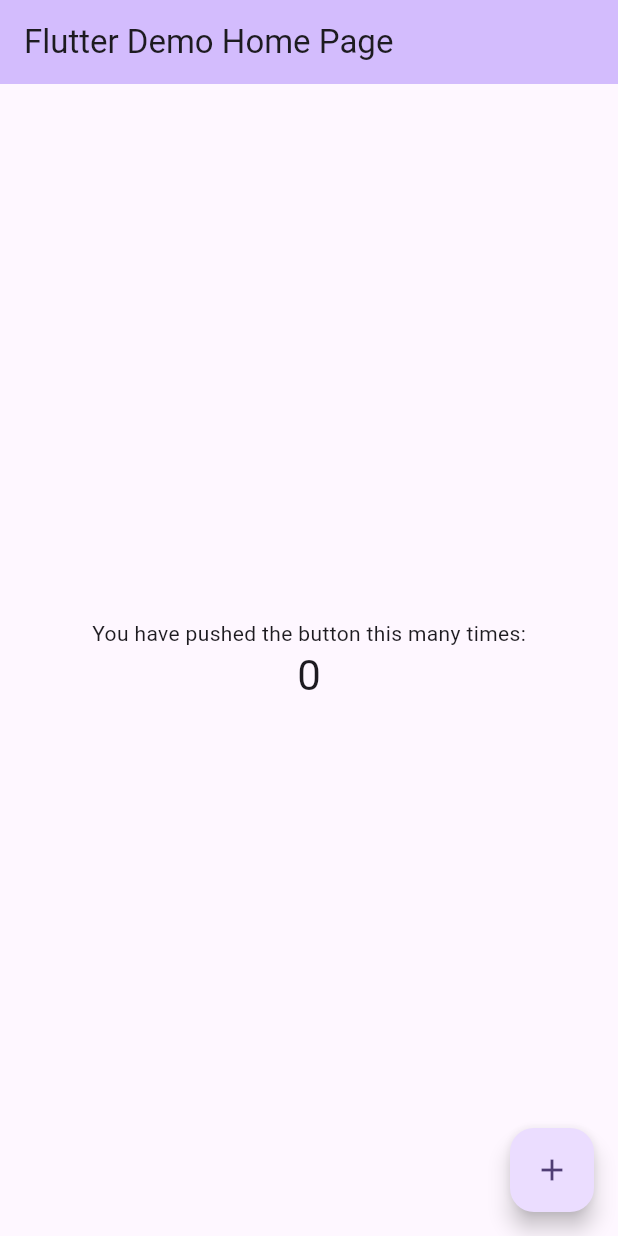
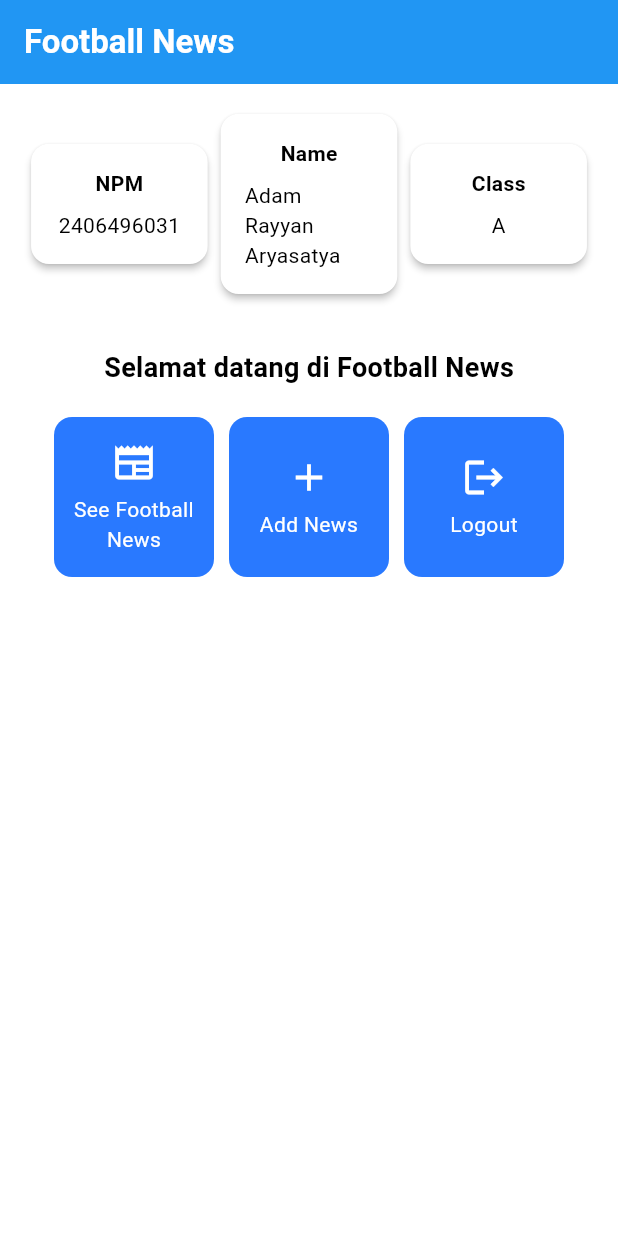
Before and after one commit to adamrayyana/football-news-mobile, a Flutter app: the screen it shows after launch, on a phone screen of 412 x 824 dp. Run offline on Flutter 3.47's test engine with Material 3 defaults, Android fonts, the phone set to English and light mode, and no system bars.

Commit message:
tutorial 6

```diff
--- a/lib/main.dart
+++ b/lib/main.dart
@@ -1,4 +1,5 @@
 import 'package:flutter/material.dart';
+import 'package:football_news/menu.dart';
 
 void main() {
   runApp(const MyApp());
@@ -13,110 +14,12 @@ class MyApp extends StatelessWidget {
     return MaterialApp(
       title: 'Flutter Demo',
       theme: ThemeData(
-        // This is the theme of your application.
-        //
-        // TRY THIS: Try running your application with "flutter run". You'll see
-        // the application has a purple toolbar. Then, without quitting the app,
-        // try changing the seedColor in the colorScheme below to Colors.green
-        // and then invoke "hot reload" (save your changes or press the "hot
-        // reload" button in a Flutter-supported IDE, or press "r" if you used
-        // the command line to start the app).
-        //
-        // Notice that the counter didn't reset back to zero; the application
-        // state is not lost during the reload. To reset the state, use hot
-        // restart instead.
-        //
-        // This works for code too, not just values: Most code changes can be
-        // tested with just a hot reload.
-        colorScheme: ColorScheme.fromSeed(seedColor: Colors.deepPurple),
+        // Use a blue primary color and accent to match the tutorial styling.
+        colorScheme: ColorScheme.fromSwatch(primarySwatch: Colors.blue).copyWith(
+          secondary: Colors.blueAccent[400],
+        ),
       ),
-      home: const MyHomePage(title: 'Flutter Demo Home Page'),
+      home: MyHomePage(),
     );
   }
 }
-
-class MyHomePage extends StatefulWidget {
-  const MyHomePage({super.key, required this.title});
-
-  // This widget is the home page of your application. It is stateful, meaning
-  // that it has a State object (defined below) that contains fields that affect
-  // how it looks.
-
-  // This class is the configuration for the state. It holds the values (in this
-  // case the title) provided by the parent (in this case the App widget) and
-  // used by the build method of the State. Fields in a Widget subclass are
-  // always marked "final".
-
-  final String title;
-
-  @override
-  State<MyHomePage> createState() => _MyHomePageState();
-}
-
-class _MyHomePageState extends State<MyHomePage> {
-  int _counter = 0;
-
-  void _incrementCounter() {
-    setState(() {
-      // This call to setState tells the Flutter framework that something has
-      // changed in this State, which causes it to rerun the build method below
-      // so that the display can reflect the updated values. If we changed
-      // _counter without calling setState(), then the build method would not be
-      // called again, and so nothing would appear to happen.
-      _counter++;
-    });
-  }
-
-  @override
-  Widget build(BuildContext context) {
-    // This method is rerun every time setState is called, for instance as done
-    // by the _incrementCounter method above.
-    //
-    // The Flutter framework has been optimized to make rerunning build methods
-    // fast, so that you can just rebuild anything that needs updating rather
-    // than having to individually change instances of widgets.
-    return Scaffold(
-      appBar: AppBar(
-        // TRY THIS: Try changing the color here to a specific color (to
-        // Colors.amber, perhaps?) and trigger a hot reload to see the AppBar
-        // change color while the other colors stay the same.
-        backgroundColor: Theme.of(context).colorScheme.inversePrimary,
-        // Here we take the value from the MyHomePage object that was created by
-        // the App.build method, and use it to set our appbar title.
-        title: Text(widget.title),
-      ),
-      body: Center(
-        // Center is a layout widget. It takes a single child and positions it
-        // in the middle of the parent.
-        child: Column(
-          // Column is also a layout widget. It takes a list of children and
-          // arranges them vertically. By default, it sizes itself to fit its
-          // children horizontally, and tries to be as tall as its parent.
-          //
-          // Column has various properties to control how it sizes itself and
-          // how it positions its children. Here we use mainAxisAlignment to
-          // center the children vertically; the main axis here is the vertical
-          // axis because Columns are vertical (the cross axis would be
-          // horizontal).
-          //
-          // TRY THIS: Invoke "debug painting" (choose the "Toggle Debug Paint"
-          // action in the IDE, or press "p" in the console), to see the
-          // wireframe for each widget.
-          mainAxisAlignment: MainAxisAlignment.center,
-          children: <Widget>[
-            const Text('You have pushed the button this many times:'),
-            Text(
-              '$_counter',
-              style: Theme.of(context).textTheme.headlineMedium,
-            ),
-          ],
-        ),
-      ),
-      floatingActionButton: FloatingActionButton(
-        onPressed: _incrementCounter,
-        tooltip: 'Increment',
-        child: const Icon(Icons.add),
-      ), // This trailing comma makes auto-formatting nicer for build methods.
-    );
-  }
-}
--- /dev/null
+++ b/lib/menu.dart
@@ -0,0 +1,188 @@
+import 'package:flutter/material.dart';
+
+class MyHomePage extends StatelessWidget {
+  MyHomePage({super.key});
+
+  final String nama = "Adam Rayyan Aryasatya";
+  final String npm = "2406496031";
+  final String kelas = "A";
+
+  final List<ItemHomepage> items = <ItemHomepage>[
+    ItemHomepage("See Football News", Icons.newspaper),
+    ItemHomepage("Add News", Icons.add),
+    ItemHomepage("Logout", Icons.logout),
+  ];
+
+  @override
+  Widget build(BuildContext context) {
+    // Scaffold menyediakan struktur dasar halaman dengan AppBar dan body.
+    return Scaffold(
+      // AppBar adalah bagian atas halaman yang menampilkan judul.
+      appBar: AppBar(
+        // Judul aplikasi "Football News" dengan teks putih dan tebal.
+        title: const Text(
+          'Football News',
+          style: TextStyle(
+            color: Colors.white,
+            fontWeight: FontWeight.bold,
+          ),
+        ),
+        // Warna latar belakang AppBar diambil dari skema warna tema aplikasi.
+        backgroundColor: Theme.of(context).colorScheme.primary,
+      ),
+      // Body halaman dengan padding di sekelilingnya.
+      body: Padding(
+        padding: const EdgeInsets.all(16.0),
+        // Menyusun widget secara vertikal dalam sebuah kolom.
+        child: Column(
+          crossAxisAlignment: CrossAxisAlignment.center,
+          children: [
+            // Row untuk menampilkan 3 InfoCard secara horizontal.
+            Row(
+              mainAxisAlignment: MainAxisAlignment.spaceEvenly,
+              children: [
+                InfoCard(title: 'NPM', content: npm),
+                InfoCard(title: 'Name', content: nama),
+                InfoCard(title: 'Class', content: kelas),
+              ],
+            ),
+
+            // Memberikan jarak vertikal 16 unit.
+            const SizedBox(height: 16.0),
+
+            // Menempatkan widget berikutnya di tengah halaman.
+            Center(
+              child: Column(
+                // Menyusun teks dan grid item secara vertikal.
+
+                children: [
+                  // Menampilkan teks sambutan dengan gaya tebal dan ukuran 18.
+                  const Padding(
+                    padding: EdgeInsets.only(top: 16.0),
+                    child: Text(
+                      'Selamat datang di Football News',
+                      style: TextStyle(
+                        fontWeight: FontWeight.bold,
+                        fontSize: 18.0,
+                      ),
+                    ),
+                  ),
+
+                  // Grid untuk menampilkan ItemCard dalam bentuk grid 3 kolom.
+                  GridView.count(
+                    primary: true,
+                    padding: const EdgeInsets.all(20),
+                    crossAxisSpacing: 10,
+                    mainAxisSpacing: 10,
+                    crossAxisCount: 3,
+                    // Agar grid menyesuaikan tinggi kontennya.
+                    shrinkWrap: true,
+
+                    // Menampilkan ItemCard untuk setiap item dalam list items.
+                    children: items.map((ItemHomepage item) {
+                      return ItemCard(item);
+                    }).toList(),
+                  ),
+                ],
+              ),
+            ),
+          ],
+        ),
+      ),
+    );
+  }
+}
+
+class InfoCard extends StatelessWidget {
+  // Kartu informasi yang menampilkan title dan content.
+
+  final String title;  // Judul kartu.
+  final String content;  // Isi kartu.
+
+  const InfoCard({super.key, required this.title, required this.content});
+
+  @override
+  Widget build(BuildContext context) {
+    return Card(
+      // Membuat kotak kartu dengan bayangan dibawahnya.
+      elevation: 2.0,
+      child: Container(
+        // Mengatur ukuran dan jarak di dalam kartu.
+        width: MediaQuery.of(context).size.width / 3.5, // menyesuaikan dengan lebar device yang digunakan.
+        padding: const EdgeInsets.all(16.0),
+        // Menyusun title dan content secara vertikal.
+        child: Column(
+          children: [
+            Text(
+              title,
+              style: const TextStyle(fontWeight: FontWeight.bold),
+            ),
+            const SizedBox(height: 8.0),
+            Text(content),
+          ],
+        ),
+      ),
+    );
+  }
+}
+
+class ItemCard extends StatelessWidget {
+  // Menampilkan kartu dengan ikon dan nama.
+
+  final ItemHomepage item;
+
+  const ItemCard(this.item, {super.key});
+
+  @override
+  Widget build(BuildContext context) {
+    return Material(
+      // Menentukan warna latar belakang dari tema aplikasi.
+      color: Theme.of(context).colorScheme.secondary,
+      // Membuat sudut kartu melengkung.
+      borderRadius: BorderRadius.circular(12),
+
+      child: InkWell(
+        // Aksi ketika kartu ditekan.
+        onTap: () {
+          // Menampilkan pesan SnackBar saat kartu ditekan.
+          ScaffoldMessenger.of(context)
+            ..hideCurrentSnackBar()
+            ..showSnackBar(
+              SnackBar(content: Text("Kamu telah menekan tombol ${item.name}!"))
+            );
+        },
+        // Container untuk menyimpan Icon dan Text
+        child: Container(
+          padding: const EdgeInsets.all(8),
+          child: Center(
+            child: Column(
+              // Menyusun ikon dan teks di tengah kartu.
+              mainAxisAlignment: MainAxisAlignment.center,
+              children: [
+                Icon(
+                  item.icon,
+                  color: Colors.white,
+                  size: 30.0,
+                ),
+                const Padding(padding: EdgeInsets.all(3)),
+                Text(
+                  item.name,
+                  textAlign: TextAlign.center,
+                  style: const TextStyle(color: Colors.white),
+                ),
+              ],
+            ),
+          ),
+        ),
+      ),
+    );
+  }
+
+}
+
+class ItemHomepage {
+ final String name;
+ final IconData icon;
+
+ ItemHomepage(this.name, this.icon);
+}
```
